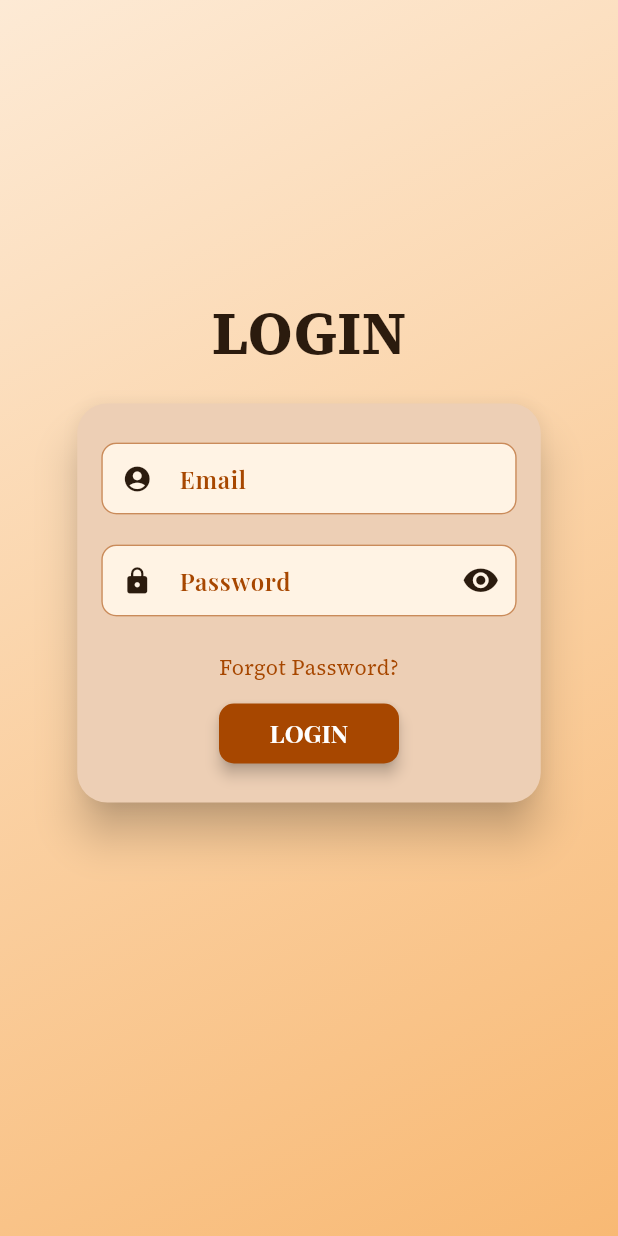
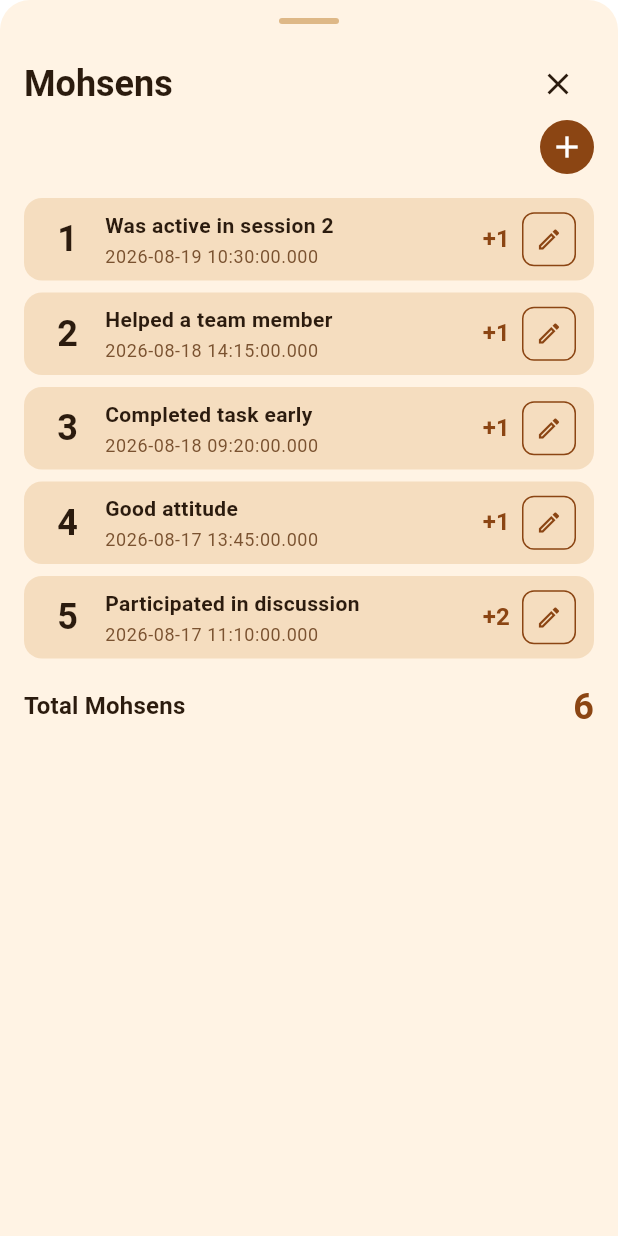
Before and after one commit to fatma-khaledd/Bonus_Tracker_App, a Flutter app: the screen it shows after launch, on a phone screen of 412 x 824 dp. Run offline on Flutter 3.47's test engine with Material 3 defaults, Android fonts, the phone set to English and light mode, and no system bars; drawn by our look-alikes of flutter_login; our stand-ins replace cloud_firestore, firebase_auth, firebase_core, flutter_bloc, google_fonts; accounts and stored records are empty; Roboto replaces fonts that are missing (Cairo).

Commit message:
feat: add Mohsen history state management

```diff
--- /dev/null
+++ b/devtools_options.yaml
@@ -0,0 +1,3 @@
+description: This file stores settings for Dart & Flutter DevTools.
+documentation: https://docs.flutter.dev/tools/devtools/extensions#configure-extension-enablement-states
+extensions:
--- /dev/null
+++ b/lib/features/auth/cubit/history_cubit.dart
@@ -0,0 +1,77 @@
+import 'package:flutter_bloc/flutter_bloc.dart';
+
+import '../../../shared/models/models.dart';
+import '../../../shared/repositories/mohsens/mohsens_repository.dart';
+import 'history_state.dart';
+
+class HistoryCubit extends Cubit<HistoryState> {
+  final MohsensRepository repository;
+
+  HistoryCubit({required this.repository}) : super(const HistoryInitial());
+
+  Future<void> loadHistory({
+    required String committeeId,
+    required String uid,
+  }) async {
+    emit(const HistoryLoading());
+
+    try {
+      final entries = await repository.getMohsensHistory(
+        committeeId: committeeId,
+        uid: uid,
+      );
+
+      if (entries.isEmpty) {
+        emit(const HistoryEmpty());
+      } else {
+        emit(HistorySuccess(entries));
+      }
+    } catch (e) {
+      emit(HistoryError(e.toString()));
+    }
+  }
+
+  void updateEntry({
+    required String entryId,
+    required num newValue,
+    required String newReason,
+  }) {
+    final currentState = state;
+
+    if (currentState is! HistorySuccess) {
+      return;
+    }
+
+    final updatedEntries = currentState.entries.map((entry) {
+      if (entry.id != entryId) {
+        return entry;
+      }
+
+      return entry.copyWith(
+        value: newValue,
+        reason: newReason,
+        updatedAt: DateTime.now(),
+      );
+    }).toList();
+
+    emit(HistorySuccess(updatedEntries));
+  }
+
+  void deleteEntry(String entryId) {
+    final currentState = state;
+
+    if (currentState is! HistorySuccess) {
+      return;
+    }
+
+    final updatedEntries = currentState.entries
+        .where((entry) => entry.id != entryId)
+        .toList();
+
+    if (updatedEntries.isEmpty) {
+      emit(const HistoryEmpty());
+    } else {
+      emit(HistorySuccess(updatedEntries));
+    }
+  }
+}
--- /dev/null
+++ b/lib/features/auth/cubit/history_state.dart
@@ -0,0 +1,33 @@
+import '../../../shared/models/models.dart';
+
+abstract class HistoryState {
+  const HistoryState();
+}
+
+class HistoryInitial extends HistoryState {
+  const HistoryInitial();
+}
+
+class HistoryLoading extends HistoryState {
+  const HistoryLoading();
+}
+
+class HistorySuccess extends HistoryState {
+  final List<MohsenEntryModel> entries;
+
+  const HistorySuccess(this.entries);
+
+  num get total {
+    return entries.fold(0, (total, entry) => total + entry.value);
+  }
+}
+
+class HistoryEmpty extends HistoryState {
+  const HistoryEmpty();
+}
+
+class HistoryError extends HistoryState {
+  final String message;
+
+  const HistoryError(this.message);
+}
--- /dev/null
+++ b/lib/features/auth/repositories/mock_mohsens_repository.dart
@@ -0,0 +1,85 @@
+import '../../../shared/models/models.dart';
+import '../../../shared/repositories/mohsens/mohsens_repository.dart';
+
+class MockMohsensRepository implements MohsensRepository {
+  final List<MohsenEntryModel> entries = [
+    MohsenEntryModel(
+      id: '1',
+      memberId: 'member1',
+      committeeId: 'committee1',
+      type: MohsenType.mohsen,
+      value: 1,
+      reason: 'Was active in session 2',
+      addedBy: 'user1',
+      createdAt: DateTime(2026, 8, 19, 10, 30),
+      updatedAt: DateTime(2026, 8, 19, 10, 30),
+    ),
+    MohsenEntryModel(
+      id: '2',
+      memberId: 'member1',
+      committeeId: 'committee1',
+      type: MohsenType.mohsen,
+      value: 1,
+      reason: 'Helped a team member',
+      addedBy: 'user1',
+      createdAt: DateTime(2026, 8, 18, 14, 15),
+      updatedAt: DateTime(2026, 8, 18, 14, 15),
+    ),
+    MohsenEntryModel(
+      id: '3',
+      memberId: 'member1',
+      committeeId: 'committee1',
+      type: MohsenType.mohsen,
+      value: 1,
+      reason: 'Completed task early',
+      addedBy: 'user1',
+      createdAt: DateTime(2026, 8, 18, 9, 20),
+      updatedAt: DateTime(2026, 8, 18, 9, 20),
+    ),
+    MohsenEntryModel(
+      id: '4',
+      memberId: 'member1',
+      committeeId: 'committee1',
+      type: MohsenType.mohsen,
+      value: 1,
+      reason: 'Good attitude',
+      addedBy: 'user1',
+      createdAt: DateTime(2026, 8, 17, 13, 45),
+      updatedAt: DateTime(2026, 8, 17, 13, 45),
+    ),
+    MohsenEntryModel(
+      id: '5',
+      memberId: 'member1',
+      committeeId: 'committee1',
+      type: MohsenType.mohsen,
+      value: 2,
+      reason: 'Participated in discussion',
+      addedBy: 'user1',
+      createdAt: DateTime(2026, 8, 17, 11, 10),
+      updatedAt: DateTime(2026, 8, 17, 11, 10),
+    ),
+  ];
+
+  @override
+  Future<List<MohsenEntryModel>> getMohsensHistory({
+    required String committeeId,
+    required String uid,
+  }) async {
+    await Future.delayed(const Duration(milliseconds: 500));
+
+    return entries;
+  }
+
+  @override
+  Future<void> addMohsenEntry({
+    required String committeeId,
+    required String memberId,
+    required MohsenEntryModel entry,
+    required String actorName,
+    required String actorRole,
+    String? notificationTitle,
+    String? notificationMessage,
+  }) async {
+    entries.add(entry);
+  }
+}
--- /dev/null
+++ b/lib/features/auth/screens/history_screen.dart
@@ -0,0 +1,327 @@
+import 'package:flutter/material.dart';
+import 'package:flutter_bloc/flutter_bloc.dart';
+
+import '../../../core/theme/theme.dart';
+import '../cubit/history_cubit.dart';
+import '../cubit/history_state.dart';
+import '../../../shared/models/mohsen_entry_model.dart';
+
+class MohsenHistoryBottomSheet extends StatelessWidget {
+  final VoidCallback? onAdd;
+  final VoidCallback? onDelete;
+  final VoidCallback? onClose;
+  final void Function(MohsenEntryModel)? onEdit;
+
+  const MohsenHistoryBottomSheet({
+    super.key,
+    this.onAdd,
+    this.onDelete,
+    this.onClose,
+    this.onEdit,
+  });
+
+  @override
+  Widget build(BuildContext context) {
+    return Directionality(
+      textDirection: TextDirection.ltr,
+      child: Container(
+        decoration: const BoxDecoration(
+          color: AppColors.background,
+          borderRadius: BorderRadius.only(
+            topLeft: Radius.circular(AppDimens.bottomSheetRadius),
+            topRight: Radius.circular(AppDimens.bottomSheetRadius),
+          ),
+        ),
+        child: SafeArea(
+          top: false,
+          child: Column(
+            mainAxisSize: MainAxisSize.min,
+            children: [
+              // Drag handle
+              const SizedBox(height: AppDimens.md),
+
+              Container(
+                width: AppDimens.bottomSheetHandleWidth,
+                height: AppDimens.bottomSheetHandleHeight,
+                decoration: BoxDecoration(
+                  color: AppColors.border,
+                  borderRadius: BorderRadius.circular(AppDimens.radiusFull),
+                ),
+              ),
+
+              const SizedBox(height: AppDimens.lg),
+
+              // Header
+              Padding(
+                padding: const EdgeInsets.symmetric(horizontal: AppDimens.lg),
+                child: Row(
+                  children: [
+                    Expanded(
+                      child: Text(
+                        'Mohsens',
+                        style: Theme.of(context).textTheme.headlineSmall
+                            ?.copyWith(
+                              color: AppColors.textPrimary,
+                              fontWeight: FontWeight.w700,
+                            ),
+                      ),
+                    ),
+
+                    // Close button
+                    IconButton(
+                      onPressed:
+                          onClose ??
+                          () {
+                            Navigator.of(context).pop();
+                          },
+                      icon: const Icon(
+                        Icons.close,
+                        color: AppColors.textPrimary,
+                      ),
+                      splashRadius: 22,
+                    ),
+                  ],
+                ),
+              ),
+
+              // Add button
+              Padding(
+                padding: const EdgeInsets.symmetric(horizontal: AppDimens.lg),
+                child: Align(
+                  alignment: Alignment.centerRight,
+                  child: Material(
+                    color: AppColors.secondary,
+                    shape: const CircleBorder(),
+                    child: InkWell(
+                      onTap: onAdd,
+                      customBorder: const CircleBorder(),
+                      child: const SizedBox(
+                        width: 36,
+                        height: 36,
+                        child: Icon(
+                          Icons.add,
+                          color: Colors.white,
+                          size: AppDimens.iconMd,
+                        ),
+                      ),
+                    ),
+                  ),
+                ),
+              ),
+
+              const SizedBox(height: AppDimens.sm),
+
+              Flexible(
+                child: BlocBuilder<HistoryCubit, HistoryState>(
+                  builder: (context, state) {
+                    if (state is HistoryLoading) {
+                      return const Center(child: CircularProgressIndicator());
+                    }
+
+                    if (state is HistoryEmpty) {
+                      return const Center(child: Text('No history yet'));
+                    }
+
+                    if (state is HistoryError) {
+                      return Center(
+                        child: Text(state.message, textAlign: TextAlign.center),
+                      );
+                    }
+
+                    if (state is HistorySuccess) {
+                      final entries = state.entries;
+
+                      return ListView.separated(
+                        shrinkWrap: true,
+                        padding: const EdgeInsets.symmetric(
+                          horizontal: AppDimens.lg,
+                          vertical: AppDimens.sm,
+                        ),
+                        itemCount: entries.length,
+                        separatorBuilder: (_, __) =>
+                            const SizedBox(height: AppDimens.sm),
+                        itemBuilder: (context, index) {
+                          final entry = entries[index];
+
+                          return _MohsenHistoryItem(
+                            number: index + 1,
+                            value: entry.value.toInt(),
+                            description: entry.reason,
+                            date: entry.createdAt.toString(),
+                            onEdit: () {
+                              context.read<HistoryCubit>().updateEntry(
+                                entryId: entry.id,
+                                newValue: 3,
+                                newReason: entry.reason,
+                              );
+                            },
+                            onDelete: () {
+                              context.read<HistoryCubit>().deleteEntry(
+                                entry.id,
+                              );
+                            },
+                          );
+                        },
+                      );
+                    }
+
+                    return const SizedBox.shrink();
+                  },
+                ),
+              ),
+
+              BlocBuilder<HistoryCubit, HistoryState>(
+                builder: (context, state) {
+                  num total = 0;
+
+                  if (state is HistorySuccess) {
+                    total = state.total;
+                  }
+
+                  return Padding(
+                    padding: const EdgeInsets.fromLTRB(
+                      AppDimens.lg,
+                      AppDimens.sm,
+                      AppDimens.lg,
+                      AppDimens.lg,
+                    ),
+                    child: Row(
+                      children: [
+                        Text(
+                          'Total Mohsens',
+                          style: Theme.of(context).textTheme.titleMedium
+                              ?.copyWith(
+                                color: AppColors.textPrimary,
+                                fontWeight: FontWeight.w700,
+                              ),
+                        ),
+                        const Spacer(),
+                        Text(
+                          total.toString(),
+                          style: Theme.of(context).textTheme.headlineSmall
+                              ?.copyWith(
+                                color: AppColors.secondary,
+                                fontWeight: FontWeight.w700,
+                              ),
+                        ),
+                      ],
+                    ),
+                  );
+                },
+              ),
+            ],
+          ),
+        ),
+      ),
+    );
+  }
+}
+
+class _MohsenHistoryItem extends StatelessWidget {
+  final int number;
+  final int value;
+  final String description;
+  final String date;
+  final VoidCallback? onEdit;
+  final VoidCallback? onDelete;
+
+  const _MohsenHistoryItem({
+    required this.number,
+    required this.value,
+    required this.description,
+    required this.date,
+    this.onEdit,
+    this.onDelete,
+  });
+
+  @override
+  Widget build(BuildContext context) {
+    return Container(
+      padding: const EdgeInsets.symmetric(
+        horizontal: AppDimens.md,
+        vertical: AppDimens.sm,
+      ),
+      decoration: BoxDecoration(
+        color: AppColors.surface,
+        borderRadius: BorderRadius.circular(AppDimens.radiusMd),
+      ),
+      child: Row(
+        children: [
+          // Entry number
+          SizedBox(
+            width: 34,
+            child: Text(
+              number.toString(),
+              textAlign: TextAlign.center,
+              style: Theme.of(context).textTheme.headlineSmall?.copyWith(
+                color: AppColors.textPrimary,
+                fontWeight: FontWeight.w700,
+              ),
+            ),
+          ),
+
+          const SizedBox(width: AppDimens.sm),
+
+          // Description + date
+          Expanded(
+            child: Column(
+              crossAxisAlignment: CrossAxisAlignment.start,
+              children: [
+                Text(
+                  description,
+                  maxLines: 2,
+                  overflow: TextOverflow.ellipsis,
+                  style: Theme.of(context).textTheme.bodyMedium?.copyWith(
+                    color: AppColors.textPrimary,
+                    fontWeight: FontWeight.w600,
+                  ),
+                ),
+
+                const SizedBox(height: 3),
+
+                Text(
+                  date,
+                  style: Theme.of(context).textTheme.bodySmall?.copyWith(
+                    color: AppColors.textSecondary,
+                  ),
+                ),
+              ],
+            ),
+          ),
+
+          const SizedBox(width: AppDimens.sm),
+
+          // + value
+          Text(
+            '+$value',
+            style: Theme.of(context).textTheme.titleMedium?.copyWith(
+              color: AppColors.secondary,
+              fontWeight: FontWeight.w700,
+            ),
+          ),
+
+          const SizedBox(width: AppDimens.sm),
+
+          // Edit icon
+          Container(
+            width: 36,
+            height: 36,
+            decoration: BoxDecoration(
+              border: Border.all(color: AppColors.secondary),
+              borderRadius: BorderRadius.circular(AppDimens.radiusSm),
+            ),
+            child: IconButton(
+              padding: EdgeInsets.zero,
+              onPressed: onEdit,
+              icon: const Icon(
+                Icons.edit_outlined,
+                size: AppDimens.iconSm,
+                color: AppColors.secondary,
+              ),
+            ),
+          ),
+        ],
+      ),
+    );
+  }
+}
--- a/lib/main.dart
+++ b/lib/main.dart
@@ -1,4 +1,4 @@
-import 'package:bonus_tracker_app/firebase_options.dart';
+/*import 'package:bonus_tracker_app/firebase_options.dart';
 import 'package:device_preview/device_preview.dart';
 import 'package:firebase_core/firebase_core.dart';
 import 'package:flutter/material.dart';
@@ -32,3 +32,34 @@ class MyApp extends StatelessWidget {
     );
   }
 }
+*/
+
+import 'package:flutter/material.dart';
+import 'package:flutter_bloc/flutter_bloc.dart';
+
+import 'core/theme/theme.dart';
+import 'features/auth/cubit/history_cubit.dart';
+import 'features/auth/repositories/mock_mohsens_repository.dart';
+import 'features/auth/screens/history_screen.dart';
+
+void main() {
+  runApp(const MyApp());
+}
+
+class MyApp extends StatelessWidget {
+  const MyApp({super.key});
+
+  @override
+  Widget build(BuildContext context) {
+    return MaterialApp(
+      debugShowCheckedModeBanner: false,
+      theme: AppTheme.lightTheme,
+      home: BlocProvider(
+        create: (_) =>
+            HistoryCubit(repository: MockMohsensRepository())
+              ..loadHistory(committeeId: 'committee1', uid: 'member1'),
+        child: const MohsenHistoryBottomSheet(),
+      ),
+    );
+  }
+}
--- a/pubspec.yaml
+++ b/pubspec.yaml
@@ -40,6 +40,7 @@ dependencies:
   firebase_core: ^4.14.0
   cloud_firestore: ^6.9.0
   firebase_auth: ^6.6.1
+  flutter_bloc: ^9.1.1
 
 dev_dependencies:
   flutter_test:
```
Also changed, not shown: analysis_options.yaml (+9 -0 lines), pubspec.lock.
